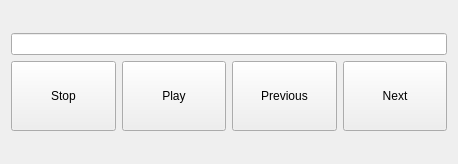
This is playerwidget.ui in PaulFrost/KinderRadio as Qt 5 draws it before an edit. The edited form follows.
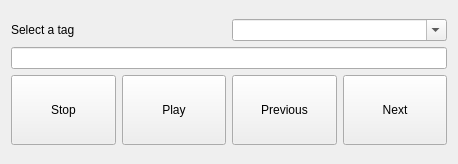
This is the edited form.

Diff of the .ui file:
```diff
--- a/playerwidget.ui
+++ b/playerwidget.ui
@@ -29,6 +29,24 @@
        </property>
       </spacer>
      </item>
+     <item>
+      <layout class="QHBoxLayout" name="horizontalLayout_2">
+       <item>
+        <widget class="QLabel" name="label">
+         <property name="text">
+          <string>Select a tag</string>
+         </property>
+        </widget>
+       </item>
+       <item>
+        <widget class="QComboBox" name="cbTagSelect">
+         <property name="editable">
+          <bool>true</bool>
+         </property>
+        </widget>
+       </item>
+      </layout>
+     </item>
      <item>
       <widget class="QLineEdit" name="leStatus">
        <property name="readOnly">
```
